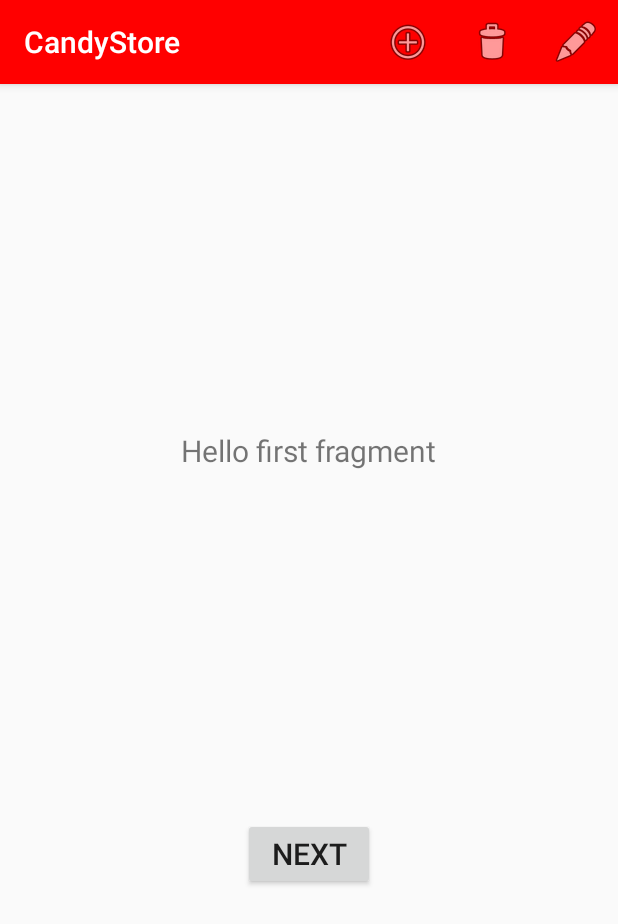
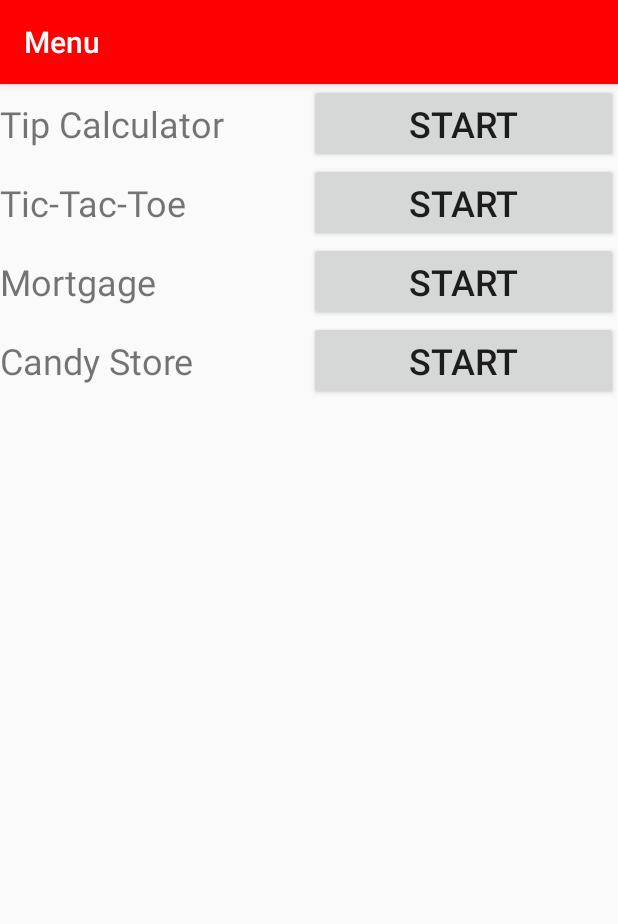
Before and after one commit to rrtran/Java-and-XML, an Android app: the screen it shows after launch (MainActivity4 before the commit, ListActivity after it), on a phone screen of 412 x 824 dp. Shown: the top 924 px of the screen. Run offline under Robolectric (Android 15) with nearby library versions, the phone set to English and light mode, and no system bars.

Commit message:
Added a menu to select activities to start

```diff
--- a/app/src/main/AndroidManifest.xml
+++ b/app/src/main/AndroidManifest.xml
@@ -12,16 +12,23 @@
         android:supportsRtl="true"
         android:theme="@style/AppTheme">
         <activity
+            android:name=".ListActivity"
+            android:theme="@style/AppThemeList"
+            android:label="@string/title_activity_list"
+            android:screenOrientation="portrait"
+            android:exported="false">
+            <intent-filter>
+                <action android:name="android.intent.action.MAIN" />
+
+                <category android:name="android.intent.category.LAUNCHER" />
+            </intent-filter>
+        </activity>
+        <activity
             android:name=".MainActivity4"
             android:exported="false"
             android:label="@string/title_activity_main4"
             android:screenOrientation="portrait"
             android:theme="@style/AppTheme.NoActionBar">
-            <intent-filter>
-                <action android:name="android.intent.action.MAIN" />
-
-                <category android:name="android.intent.category.LAUNCHER" />
-            </intent-filter>
         </activity>
         <activity
             android:name=".InsertActivity"
@@ -37,10 +44,10 @@
             android:theme="@style/AppThemeCandyStore" />
         <activity
             android:name=".UpdateActivity"
+            android:exported="false"
             android:label="@string/title_activity_main4"
-            android:theme="@style/AppThemeCandyStore"
             android:screenOrientation="portrait"
-            android:exported="false" />
+            android:theme="@style/AppThemeCandyStore" />
         <activity
             android:name=".MainActivity2"
             android:exported="false"
--- /dev/null
+++ b/app/src/main/java/com/example/helloandroid/ListActivity.java
@@ -0,0 +1,123 @@
+package com.example.helloandroid;
+
+import androidx.appcompat.app.AppCompatActivity;
+
+import android.content.Intent;
+import android.graphics.Point;
+import android.os.Bundle;
+import android.text.InputType;
+import android.view.Gravity;
+import android.view.View;
+import android.view.ViewGroup;
+import android.widget.Button;
+import android.widget.EditText;
+import android.widget.GridLayout;
+import android.widget.ScrollView;
+import android.widget.TextView;
+import android.widget.Toast;
+
+import java.util.ArrayList;
+
+public class ListActivity extends AppCompatActivity {
+    @Override
+    protected void onCreate(Bundle savedInstanceState) {
+        super.onCreate(savedInstanceState);
+        updateView();
+    }
+
+    public void updateView() {
+        ArrayList<String> activities = new ArrayList<String>();
+        activities.add("Tip Calculator");
+        activities.add("Tic-Tac-Toe");
+        activities.add("Mortgage");
+        activities.add("Candy Store");
+
+        ScrollView scrollView = new ScrollView(this);
+        GridLayout grid = new GridLayout(this);
+        grid.setRowCount(4);
+        grid.setColumnCount(2);
+
+        Point size = new Point();
+        getWindowManager().getDefaultDisplay().getSize(size);
+        int width = size.x;
+
+        // Tip Calculator
+        TextView tipCalculatorTV = new TextView(this);
+        tipCalculatorTV.setText("Tip Calculator");
+        Button startTipCalculatorButton = new Button(this);
+        startTipCalculatorButton.setText("Start");
+        StartTipCalculatorButtonHandler tipCalculatorButtonHandler = new StartTipCalculatorButtonHandler();
+        startTipCalculatorButton.setOnClickListener(tipCalculatorButtonHandler);
+        grid.addView(tipCalculatorTV, (int) (width * 0.5), ViewGroup.LayoutParams.WRAP_CONTENT);
+        grid.addView(startTipCalculatorButton, (int) (width * 0.5), ViewGroup.LayoutParams.WRAP_CONTENT);
+
+        // Tic-tac-toe
+        TextView ticTacToeTV = new TextView(this);
+        ticTacToeTV.setText("Tic-Tac-Toe");
+        Button startTicTacToeButton = new Button(this);
+        startTicTacToeButton.setText("Start");
+        StartTicTacToeButtonHandler ticTacToeButtonHandler = new StartTicTacToeButtonHandler();
+        startTicTacToeButton.setOnClickListener(ticTacToeButtonHandler);
+        grid.addView(ticTacToeTV, (int)(width * 0.5), ViewGroup.LayoutParams.WRAP_CONTENT);
+        grid.addView(startTicTacToeButton, (int)(width * 0.5), ViewGroup.LayoutParams.WRAP_CONTENT);
+
+        // Mortgage
+        TextView mortgageTV = new TextView(this);
+        mortgageTV.setText("Mortgage");
+        Button startMortgageButton = new Button(this);
+        startMortgageButton.setText("Start");
+        StartMortgageButtonHandler mortgageButtonHandler = new StartMortgageButtonHandler();
+        startMortgageButton.setOnClickListener(mortgageButtonHandler);
+        grid.addView(mortgageTV, (int)(width * 0.5), ViewGroup.LayoutParams.WRAP_CONTENT);
+        grid.addView(startMortgageButton, (int)(width * 0.5), ViewGroup.LayoutParams.WRAP_CONTENT);
+
+        // Mortgage
+        TextView candyStoreTV = new TextView(this);
+        candyStoreTV.setText("Candy Store");
+        Button startCandyStoreButton = new Button(this);
+        startCandyStoreButton.setText("Start");
+        StartCandyStoreButtonHandler candyStoreButtonHandler = new StartCandyStoreButtonHandler();
+        startCandyStoreButton.setOnClickListener(candyStoreButtonHandler);
+        grid.addView(candyStoreTV, (int)(width * 0.5), ViewGroup.LayoutParams.WRAP_CONTENT);
+        grid.addView(startCandyStoreButton, (int)(width * 0.5), ViewGroup.LayoutParams.WRAP_CONTENT);
+
+        scrollView.addView(grid);
+        setContentView(scrollView);
+    }
+
+    private class StartTipCalculatorButtonHandler implements View.OnClickListener {
+
+        @Override
+        public void onClick(View view) {
+            Intent intent = new Intent(ListActivity.this, MainActivity.class);
+            ListActivity.this.startActivity(intent);
+        }
+    }
+
+    private class StartTicTacToeButtonHandler implements View.OnClickListener {
+
+        @Override
+        public void onClick(View view) {
+            Intent intent = new Intent(ListActivity.this, MainActivity2.class);
+            ListActivity.this.startActivity(intent);
+        }
+    }
+
+    private class StartMortgageButtonHandler implements View.OnClickListener {
+
+        @Override
+        public void onClick(View view) {
+            Intent intent = new Intent(ListActivity.this, MainActivity3.class);
+            ListActivity.this.startActivity(intent);
+        }
+    }
+
+    private class StartCandyStoreButtonHandler implements View.OnClickListener {
+
+        @Override
+        public void onClick(View view) {
+            Intent intent = new Intent(ListActivity.this, MainActivity4.class);
+            ListActivity.this.startActivity(intent);
+        }
+    }
+}
--- a/app/src/main/res/values/strings.xml
+++ b/app/src/main/res/values/strings.xml
@@ -45,4 +45,6 @@
     <string name="label_price">Price</string>
     <string name="button_add">ADD</string>
     <string name="button_back">BACK</string>
+
+    <string name="title_activity_list">Menu</string>
 </resources>
--- a/app/src/main/res/values/styles.xml
+++ b/app/src/main/res/values/styles.xml
@@ -2,6 +2,13 @@
 <resources>
     <style name="AppTheme" parent="Theme.AppCompat.Light.DarkActionBar">
         <item name="android:textSize">40sp</item>
+        <item name="colorPrimary">@color/colorPrimary</item>
+        <item name="colorPrimaryDark">@color/colorPrimaryDark</item>
+        <item name="colorAccent">@color/colorAccent</item>
+    </style>
+
+    <style name="AppThemeList" parent="Theme.AppCompat.Light.DarkActionBar">
+        <item name="android:textSize">24sp</item>
         <item name="colorPrimary">@color/colorPrimary</item>
         <item name="colorPrimaryDark">@color/colorPrimaryDark</item>
         <item name="colorAccent">@color/colorAccent</item>
```
